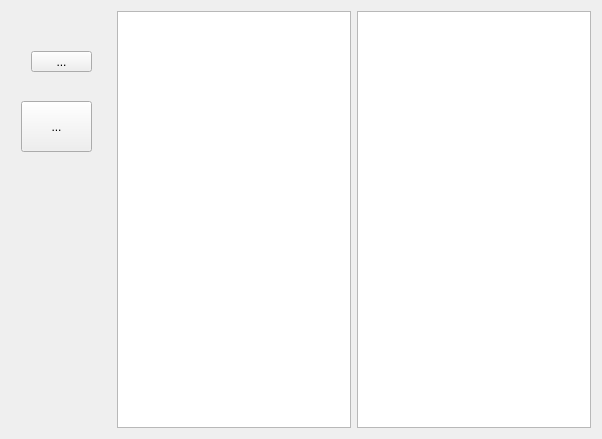
Before: the Qt Designer form KFileDialog/mainwindow.ui in CryFeiFei/KFileDialog, drawn with Qt 5.
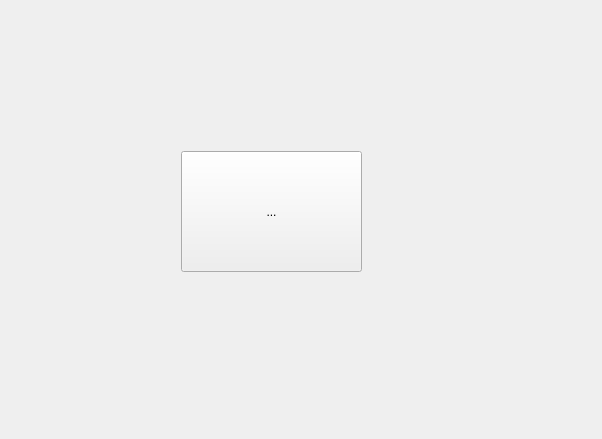
After: the same form once the commit is applied.

Diff of the .ui file:
```diff
--- a/KFileDialog/mainwindow.ui
+++ b/KFileDialog/mainwindow.ui
@@ -28,23 +28,10 @@
         <widget class="QToolButton" name="toolButton">
          <property name="geometry">
           <rect>
-           <x>20</x>
-           <y>40</y>
-           <width>61</width>
-           <height>21</height>
-          </rect>
-         </property>
-         <property name="text">
-          <string>...</string>
-         </property>
-        </widget>
-        <widget class="QToolButton" name="toolButton_2">
-         <property name="geometry">
-          <rect>
-           <x>10</x>
-           <y>90</y>
-           <width>71</width>
-           <height>51</height>
+           <x>170</x>
+           <y>140</y>
+           <width>181</width>
+           <height>121</height>
           </rect>
          </property>
          <property name="text">
@@ -53,12 +40,6 @@
         </widget>
        </widget>
       </item>
-      <item>
-       <widget class="QTableView" name="tableView"/>
-      </item>
-      <item>
-       <widget class="QTableView" name="tableView_2"/>
-      </item>
      </layout>
     </item>
    </layout>
```
Left out of the diff: 2 changed lines with no effect on the pictures.
